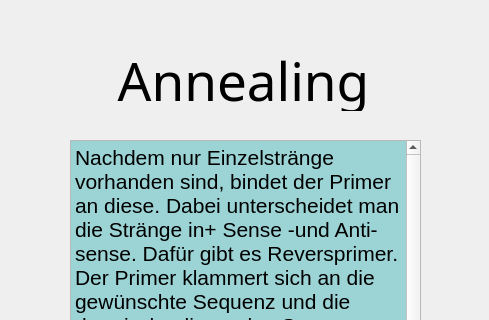
diplomarbeit-PCR/Diplomarbeit_PCR, file dipl_Phasenablauf/AblaufWindowAneal_v1.ui: the form before one commit; both pictures show x 0 to 489 and y 0 to 320 of the 489 by 733 pixel window.
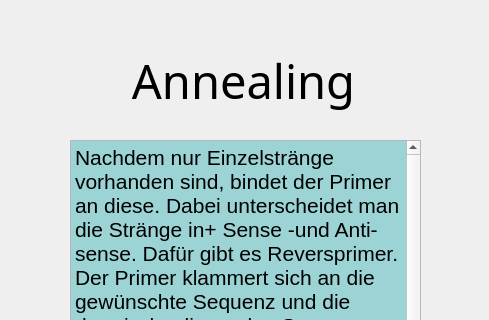
The form after the commit.

What changed in the file:
```diff
--- a/dipl_Phasenablauf/AblaufWindowAneal_v1.ui
+++ b/dipl_Phasenablauf/AblaufWindowAneal_v1.ui
@@ -49,7 +49,7 @@
     <property name="font">
      <font>
       <family>Tw Cen MT</family>
-      <pointsize>40</pointsize>
+      <pointsize>35</pointsize>
       <bold>false</bold>
      </font>
     </property>
```
